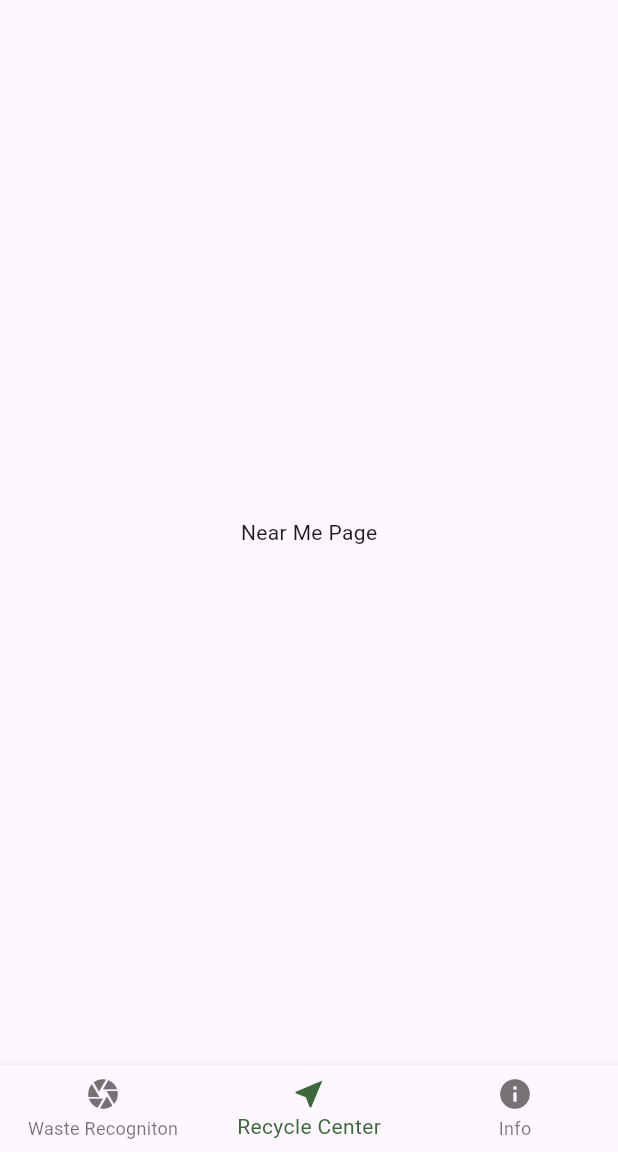
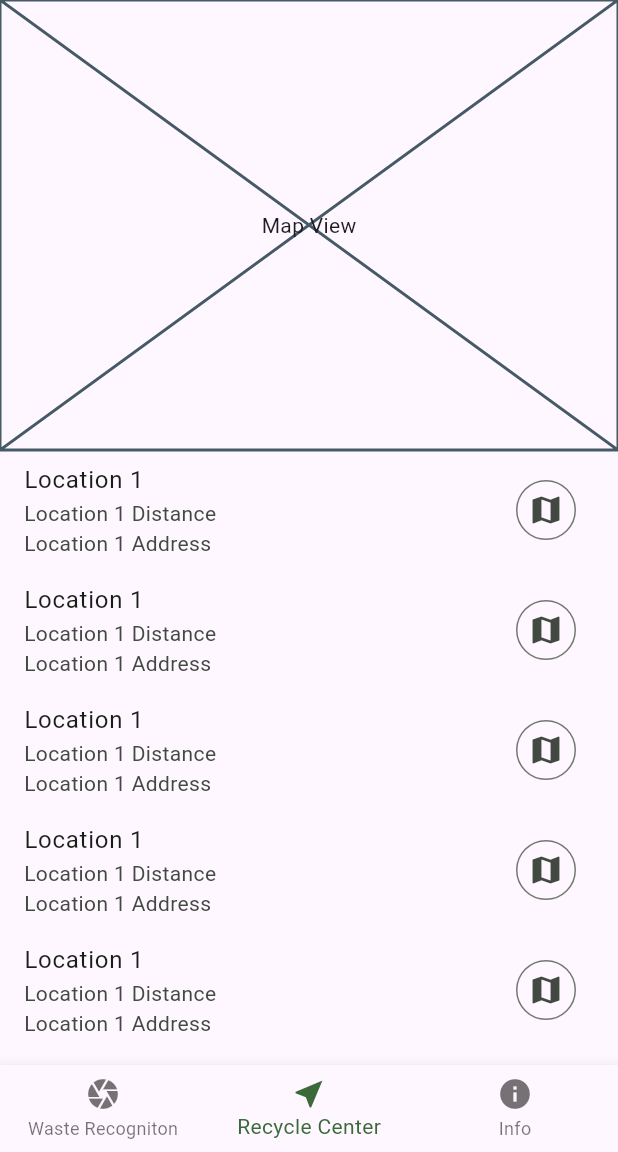
Before and after one commit to khoo04/jom_recycle, a Flutter app: the screen it shows after launch, item 2 of the bottom bar chosen, on a phone screen of 412 x 824 dp, the part 84-1236 px from its top. Run offline on Flutter 3.47's test engine with Material 3 defaults, Android fonts, the phone set to English and light mode, and no system bars; our stand-ins replace camera, logger.

Commit message:
feat: add wireframe layouts for near me page

```diff
--- /dev/null
+++ b/lib/features/near_me/pages/location_tile.dart
@@ -0,0 +1,23 @@
+import 'package:flutter/material.dart';
+
+class LocationTile extends StatelessWidget {
+  const LocationTile({
+    super.key,
+  });
+
+  @override
+  Widget build(BuildContext context) {
+    return ListTile(
+      title: Text("Location 1"),
+      subtitle: Column(
+        crossAxisAlignment: CrossAxisAlignment.start,
+        children: [
+          Text('Location 1 Distance'),
+          Text("Location 1 Address")
+        ],
+      ),
+      trailing: IconButton.outlined(
+          onPressed: () {}, icon: Icon(Icons.map)),
+    );
+  }
+}
--- a/lib/features/near_me/pages/near_me_page.dart
+++ b/lib/features/near_me/pages/near_me_page.dart
@@ -1,4 +1,5 @@
 import 'package:flutter/material.dart';
+import 'package:jom_recycle/features/near_me/pages/location_tile.dart';
 
 class NearMePage extends StatefulWidget {
   const NearMePage({super.key});
@@ -11,8 +12,29 @@ class _NearMePageState extends State<NearMePage> {
   @override
   Widget build(BuildContext context) {
     return Scaffold(
-      body: Center(
-        child: Text("Near Me Page"),
+      body: Column(
+        children: [
+          SizedBox(
+            height: 300,
+            child: Stack(
+              children: [
+                // TODO: Replace this with actual google map view centered around user
+                Placeholder(),
+                Center(
+                  child: Text("Map View"),
+                )
+              ],
+            ),
+          ),
+          Expanded(
+            child: ListView(
+              children: [
+                //TODO: use actual recycling data from google map
+                for (var _ in [1, 1, 1, 1, 1, 1, 1, 1, 1, 1]) LocationTile()
+              ],
+            ),
+          ),
+        ],
       ),
     );
   }
```
